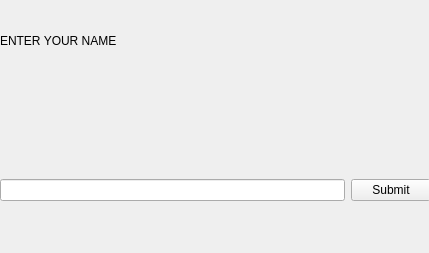
Above: entername.ui from hum-blex/wheels2train before the change. Below: the same form after it.
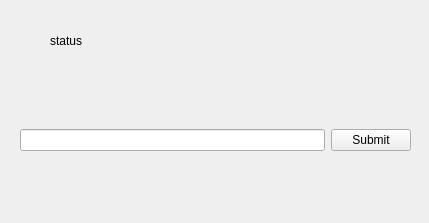
That is the form after the change.

```diff
--- a/entername.ui
+++ b/entername.ui
@@ -7,7 +7,7 @@
     <x>0</x>
     <y>0</y>
     <width>429</width>
-    <height>253</height>
+    <height>223</height>
    </rect>
   </property>
   <property name="windowTitle">
@@ -17,28 +17,35 @@
    <widget class="QLabel" name="label">
     <property name="geometry">
      <rect>
-      <x>0</x>
+      <x>50</x>
       <y>10</y>
       <width>301</width>
       <height>61</height>
      </rect>
     </property>
     <property name="text">
-     <string>ENTER YOUR NAME</string>
+     <string>status</string>
     </property>
    </widget>
-   <widget class="QWidget" name="">
+   <widget class="QWidget" name="layoutWidget">
     <property name="geometry">
      <rect>
-      <x>0</x>
-      <y>150</y>
-      <width>431</width>
+      <x>20</x>
+      <y>100</y>
+      <width>391</width>
       <height>81</height>
      </rect>
     </property>
     <layout class="QHBoxLayout" name="horizontalLayout">
      <item>
-      <widget class="QLineEdit" name="lineEdit"/>
+      <widget class="QLineEdit" name="lineEdit">
+       <property name="sizePolicy">
+        <sizepolicy hsizetype="Expanding" vsizetype="Fixed">
+         <horstretch>0</horstretch>
+         <verstretch>0</verstretch>
+        </sizepolicy>
+       </property>
+      </widget>
      </item>
      <item>
       <widget class="QPushButton" name="pushButton">
```
